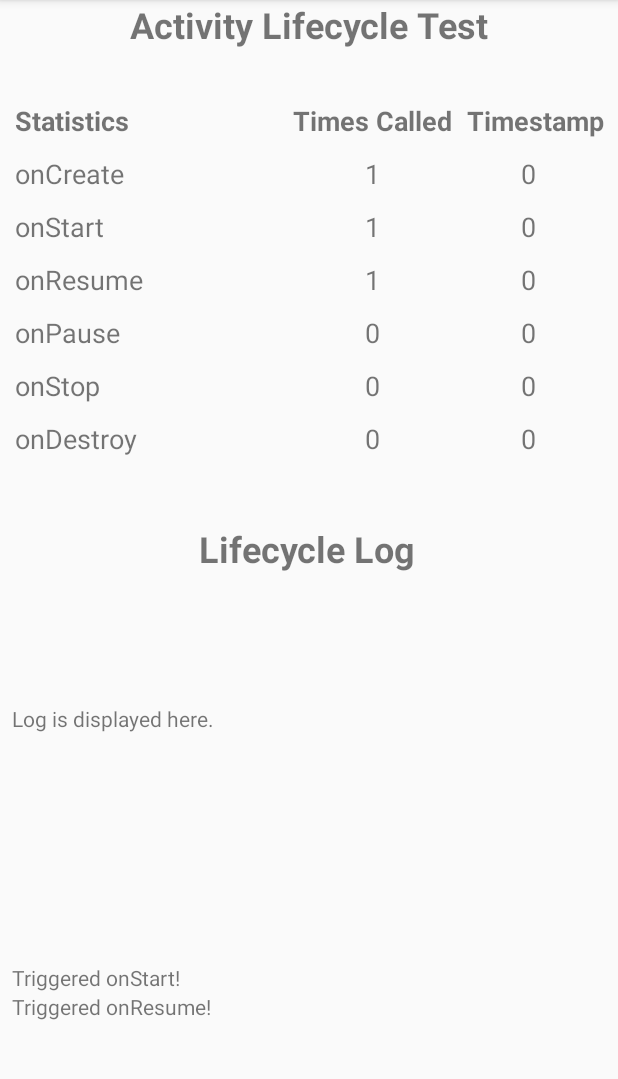
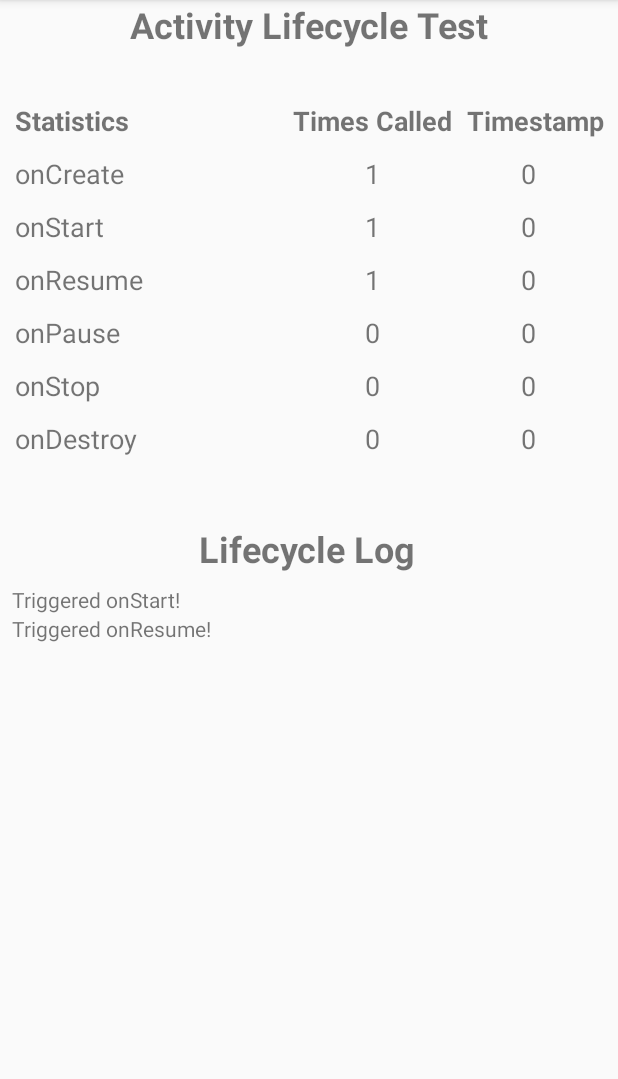
Before and after one commit to GoobyGooberman/MOBIDEV_HandsOnRepo, an Android app: the LifecycleActivity screen opened directly, with no data from a screen before it, on a phone screen of 412 x 824 dp, the part 84-1163 px from its top. Run offline under Robolectric (Android 15) with nearby library versions, the phone set to English and light mode, and no system bars.

Commit message:
Updated layout for log display

```diff
--- a/app/src/main/java/com/neildg/mobidev_handsonrepo/activity_lifecycle/LifecycleActivity.java
+++ b/app/src/main/java/com/neildg/mobidev_handsonrepo/activity_lifecycle/LifecycleActivity.java
@@ -6,6 +6,8 @@ import android.widget.LinearLayout;
 import android.widget.TextView;
 
 import com.neildg.mobidev_handsonrepo.R;
+
+import org.w3c.dom.Text;
 
 public class LifecycleActivity extends AppCompatActivity {
     private final static String TAG = "LifecycleActivity";
@@ -46,6 +48,7 @@ public class LifecycleActivity extends AppCompatActivity {
         this.onDestroyNumView = (TextView) this.findViewById(R.id.view_ondestroy_num);
 
         this.logLayoutView = (LinearLayout) this.findViewById(R.id.log_layout_view);
+        this.logLayoutView.removeAllViews();
     }
 
     /*
--- a/app/src/main/res/layout/activity_lifecycle.xml
+++ b/app/src/main/res/layout/activity_lifecycle.xml
@@ -285,12 +285,10 @@
 
     <ScrollView
         android:layout_width="0dp"
-        android:layout_height="wrap_content"
-        android:layout_marginBottom="8dp"
+        android:layout_height="190dp"
         android:layout_marginLeft="8dp"
         android:layout_marginRight="8dp"
         android:layout_marginTop="8dp"
-        app:layout_constraintBottom_toBottomOf="parent"
         app:layout_constraintLeft_toLeftOf="parent"
         app:layout_constraintRight_toRightOf="parent"
         app:layout_constraintTop_toBottomOf="@+id/textView21">
@@ -304,7 +302,7 @@
             <TextView
                 android:id="@+id/lifecycle_text_display"
                 android:layout_width="match_parent"
-                android:layout_height="167dp"
+                android:layout_height="wrap_content"
                 android:layout_marginBottom="5dp"
                 android:text="Log is displayed here." />
         </LinearLayout>
```
